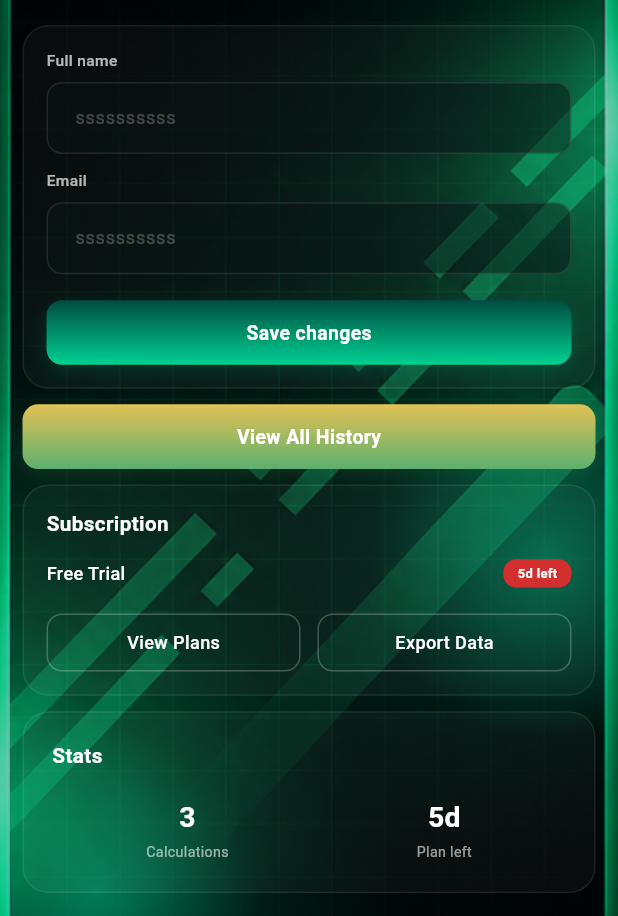
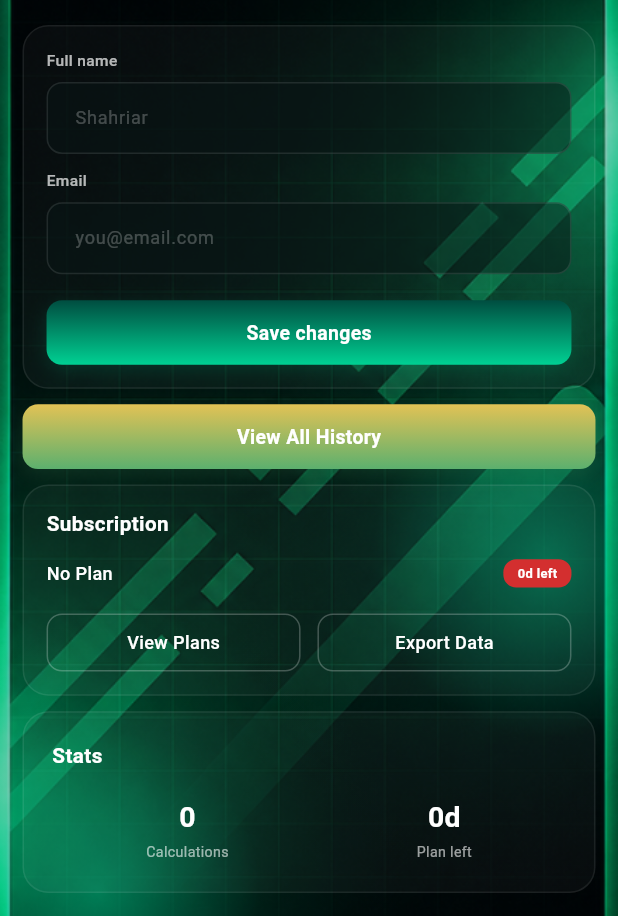
Before and after one commit to Mohosin075/truckcalc-freight2you-app, a Flutter app: the ProfilePage screen opened directly, scrolled down 53 dp, on a phone screen of 412 x 824 dp. Shown: the part 214-1130 px from the top of the screen. Run offline on Flutter 3.47's test engine with Material 3 defaults, Android fonts, the phone set to English and light mode, and no system bars; our stand-ins replace cached_network_image, carousel_slider, dio, firebase_core, firebase_messaging, flutter_local_notifications and 12 more; missing offline and left inert: flutter_polyline_points; accounts and stored records are empty; network calls fail; project files that could hold a hidden picture were left out.

```diff
--- a/lib/Service/Controller/calculation_controller.dart
+++ b/lib/Service/Controller/calculation_controller.dart
@@ -5,10 +5,12 @@
 class CalculationController extends ChangeNotifier {
   bool _inProgress = false;
   List<CalculationModel> _calculations = [];
+  Map<String, dynamic>? _stats;
   String? _errorMessage;
 
   bool get inProgress => _inProgress;
   List<CalculationModel> get calculations => _calculations;
+  Map<String, dynamic>? get stats => _stats;
   String? get errorMessage => _errorMessage;
 
   Future<bool> createCalculation(Map<String, dynamic> payload) async {
@@ -36,10 +38,19 @@
 
     try {
       _calculations = await CalculationService.getMyCalculations();
+      await fetchStats(); // Fetch stats as well
     } catch (e) {
       _errorMessage = "Failed to load calculations";
     } finally {
       _inProgress = false;
+      notifyListeners();
+    }
+  }
+
+  Future<void> fetchStats() async {
+    final response = await CalculationService.getStats();
+    if (response.isSuccess && response.body != null) {
+      _stats = response.body!['data'];
       notifyListeners();
     }
   }
--- a/lib/View/Screen/BottomNavBarScreen/export_page.dart
+++ b/lib/View/Screen/BottomNavBarScreen/export_page.dart
@@ -181,9 +181,9 @@
           if (calc.type == 'LOAD' && calc.loadData != null) {
             text = 'Load: ${calc.loadData!.loadedMiles}mi + ${calc.loadData!.dhMiles}DH = Profit: \$${calc.loadData!.totalProfit?.toStringAsFixed(0)}';
           } else if (calc.type == 'GOAL' && calc.goalData != null) {
-            text = 'Goal: \$${calc.goalData!.desiredWeeklyProfit} = Need ${calc.goalData!.milesNeeded}mi';
+            text = 'Goal: \$${calc.goalData!.desiredWeeklyProfit} = Need ${calc.goalData!.loadedMilesNeeded}mi';
           } else if (calc.type == 'COST' && calc.costData != null) {
-            text = 'Costs: Fixed \$${calc.costData!.totalWeeklyFixedCosts?.toStringAsFixed(0)} + Variable \$${calc.costData!.totalWeeklyVariableCosts?.toStringAsFixed(0)}';
+            text = 'Costs: Fixed \$${calc.costData!.totalWeeklyFixed?.toStringAsFixed(0)} + Variable \$${calc.costData!.totalWeeklyVariable?.toStringAsFixed(0)}';
           }
           return _previewItem(text);
         }).toList(),
--- a/lib/View/Screen/BottomNavBarScreen/profile_page.dart
+++ b/lib/View/Screen/BottomNavBarScreen/profile_page.dart
@@ -1,6 +1,7 @@
 import 'package:flutter/material.dart';
 import 'package:flutter_screenutil/flutter_screenutil.dart';
 import 'package:truckcalc/Service/Controller/auth_controller.dart';
+import 'package:truckcalc/Service/Controller/calculation_controller.dart';
 import 'package:truckcalc/Service/Controller/profile_page_controller.dart';
 import 'package:truckcalc/View/Widgets/app_background.dart';
 import 'package:truckcalc/View/Widgets/CustomButton.dart';
@@ -30,6 +31,7 @@
         _nameController.text = profile.currentUser?.name ?? '';
         _emailController.text = profile.currentUser?.email ?? '';
       }
+      Provider.of<CalculationController>(context, listen: false).fetchStats();
     });
   }
 
@@ -127,7 +129,7 @@
                   ),
                   child: CircleAvatar(
                     radius: 40.r,
-                    backgroundImage: (profile.currentUser?.profile != null)
+                    backgroundImage: (profile.currentUser?.profile != null && profile.currentUser!.profile!.isNotEmpty)
                         ? NetworkImage(profile.currentUser!.profile!)
                         : const NetworkImage('https://i.pravatar.cc/150?img=11'),
                   ),
@@ -162,15 +164,15 @@
     return Container(
       padding: EdgeInsets.all(16.w),
       decoration: BoxDecoration(
-        color: Colors.white.withValues(alpha: 0.03),
+        color: Colors.white.withOpacity(0.03),
         borderRadius: BorderRadius.circular(20.r),
-        border: Border.all(color: Colors.white.withValues(alpha: 0.08)),
+        border: Border.all(color: Colors.white.withOpacity(0.08)),
       ),
       child: Column(
         children: [
-          _buildTextField('Full name', 'ssssssssss', _nameController),
+          _buildTextField('Full name', 'Shahriar', _nameController),
           SizedBox(height: 12.h),
-          _buildTextField('Email', 'ssssssssss', _emailController, readOnly: true),
+          _buildTextField('Email', 'you@email.com', _emailController, readOnly: true),
           SizedBox(height: 20.h),
           Consumer<ProfileController>(
             builder: (context, profile, child) {
@@ -187,12 +189,17 @@
   }
 
   Widget _buildSubscriptionCard(BuildContext context) {
+    return Consumer<CalculationController>(
+      builder: (context, controller, child) {
+        final planName = controller.stats?['planName'] ?? 'No Plan';
+        final daysLeft = controller.stats?['planLeftDays'] ?? 0;
+
         return Container(
           padding: EdgeInsets.all(16.w),
           decoration: BoxDecoration(
-        color: Colors.white.withValues(alpha: 0.03),
+            color: Colors.white.withOpacity(0.03),
             borderRadius: BorderRadius.circular(20.r),
-        border: Border.all(color: Colors.white.withValues(alpha: 0.08)),
+            border: Border.all(color: Colors.white.withOpacity(0.08)),
           ),
           child: Column(
             crossAxisAlignment: CrossAxisAlignment.start,
@@ -202,14 +209,14 @@
               Row(
                 mainAxisAlignment: MainAxisAlignment.spaceBetween,
                 children: [
-              Text('Free Trial', style: TextStyle(color: Colors.white, fontSize: 14.sp, fontWeight: FontWeight.w500)),
+                  Text(planName, style: TextStyle(color: Colors.white, fontSize: 14.sp, fontWeight: FontWeight.w500)),
                   Container(
                     padding: EdgeInsets.symmetric(horizontal: 10.w, vertical: 4.h),
                     decoration: BoxDecoration(
-                  color: const Color(0xFFD32F2F),
+                      color: daysLeft < 7 ? const Color(0xFFD32F2F) : const Color(0xFF00D193),
                       borderRadius: BorderRadius.circular(10.r),
                     ),
-                child: Text('5d left', style: TextStyle(color: Colors.white, fontSize: 10.sp, fontWeight: FontWeight.bold)),
+                    child: Text('${daysLeft}d left', style: TextStyle(color: Colors.white, fontSize: 10.sp, fontWeight: FontWeight.bold)),
                   ),
                 ],
               ),
@@ -223,12 +230,16 @@
                   ),
                   SizedBox(width: 12.w),
                   Expanded(
-                child: _buildOutlineButton('Export Data', () {}),
+                    child: _buildOutlineButton('Export Data', () {
+                      // Handled in export page, but could go there
+                    }),
                   ),
                 ],
               ),
             ],
           ),
+        );
+      },
     );
   }
 
@@ -249,12 +260,17 @@
   }
 
   Widget _buildStatsSection() {
+    return Consumer<CalculationController>(
+      builder: (context, controller, child) {
+        final totalCalc = controller.stats?['totalCalculations'] ?? 0;
+        final daysLeft = controller.stats?['planLeftDays'] ?? 0;
+
         return Container(
           padding: EdgeInsets.all(20.w),
           decoration: BoxDecoration(
-        color: Colors.white.withValues(alpha: 0.03),
+            color: Colors.white.withOpacity(0.03),
             borderRadius: BorderRadius.circular(20.r),
-        border: Border.all(color: Colors.white.withValues(alpha: 0.08)),
+            border: Border.all(color: Colors.white.withOpacity(0.08)),
           ),
           child: Column(
             crossAxisAlignment: CrossAxisAlignment.start,
@@ -264,12 +280,14 @@
               Row(
                 mainAxisAlignment: MainAxisAlignment.spaceAround,
                 children: [
-              _buildStatItem('3', 'Calculations'),
-              _buildStatItem('5d', 'Plan left'),
+                  _buildStatItem('$totalCalc', 'Calculations'),
+                  _buildStatItem('${daysLeft}d', 'Plan left'),
                 ],
               ),
             ],
           ),
+        );
+      },
     );
   }
 
@@ -294,7 +312,7 @@
           readOnly: readOnly,
           style:  TextStyle(color: Colors.white, fontSize: 14.sp),
           decoration: InputDecoration(
-            fillColor:  Color(0xFF081414).withValues(alpha: 0.5),
+            fillColor:  const Color(0xFF081414).withOpacity(0.5),
             filled: true,
             hintText: hint,
             hintStyle: const TextStyle(color: Colors.white24),
```
Also changed, not shown: lib/Model/calculation_model.dart (+107 -104 lines), lib/View/Screen/BottomNavBarScreen/costs_page.dart (+39 -25 lines), lib/View/Screen/BottomNavBarScreen/history_page.dart (+7 -7 lines), lib/View/Screen/BottomNavBarScreen/rate_planner_page.dart (+17 -16 lines). Lines whose indentation alone changed are shown as unchanged.
